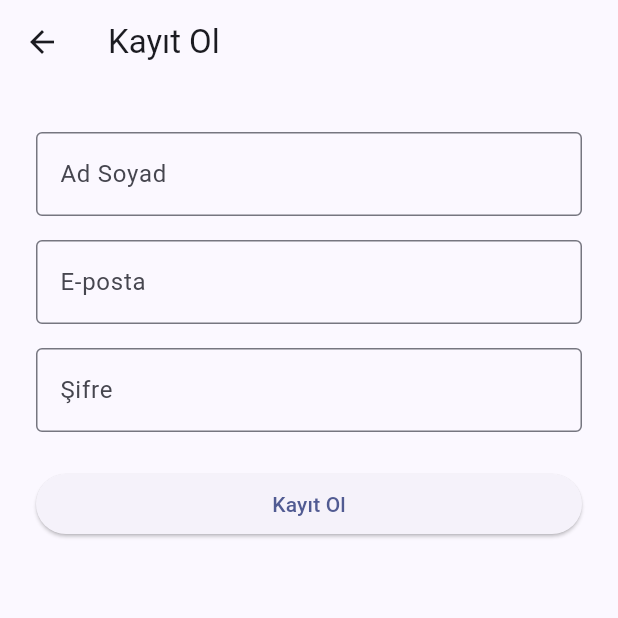
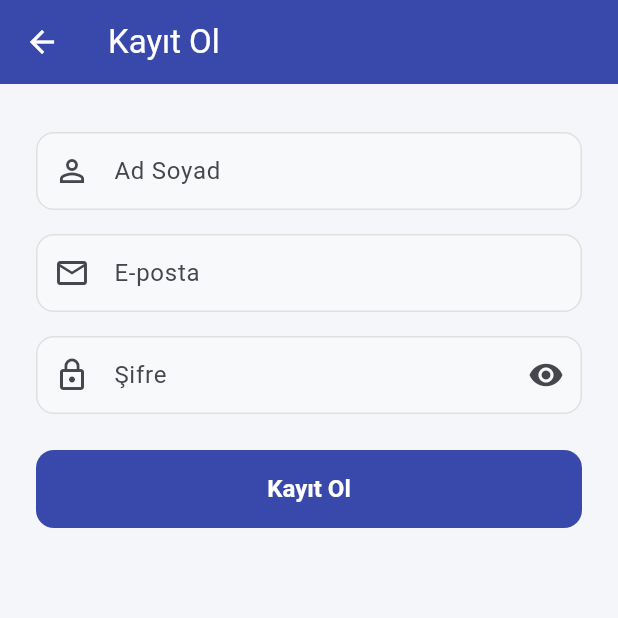
Before and after one commit to Fqtih77/243301058_FatihOzturk_Flutter_Proje_Sanal_Portfoy, a Flutter app: the screen it shows after launch, after a tap on "Hesabın yok mu? Kayıt ol", on a phone screen of 412 x 824 dp, the top half of it. Run offline on Flutter 3.47's test engine with Material 3 defaults, Android fonts, the phone set to English and light mode, and no system bars; our stand-ins replace cloud_firestore, firebase_auth, firebase_core, flutter_riverpod; accounts and stored records are empty.

Commit message:
feat: tema sistemi ve auth ekranları yenilendi
- Merkezi ThemeData tanımlandı (renk paleti, input, buton stilleri)
- Giriş ekranına gradient başlık, ikon alanı ve şifre toggle eklendi
- Kayıt ekranına alan ikonları ve şifre toggle eklendi

```diff
--- a/lib/ekranlar/giris_ekrani.dart
+++ b/lib/ekranlar/giris_ekrani.dart
@@ -15,6 +15,7 @@ class _GirisEkraniState extends ConsumerState<GirisEkrani> {
   final _emailKontrolcu = TextEditingController();
   final _sifreKontrolcu = TextEditingController();
   bool _yukleniyor = false;
+  bool _sifreGoster = false;
 
   @override
   void dispose() {
@@ -54,29 +55,66 @@ class _GirisEkraniState extends ConsumerState<GirisEkrani> {
   @override
   Widget build(BuildContext context) {
     return Scaffold(
-      body: SafeArea(
-        child: Padding(
+      body: Column(
+        children: [
+          Container(
+            width: double.infinity,
+            decoration: const BoxDecoration(
+              gradient: LinearGradient(
+                colors: [Color(0xFF3949AB), Color(0xFF1A237E)],
+                begin: Alignment.topLeft,
+                end: Alignment.bottomRight,
+              ),
+            ),
+            padding: EdgeInsets.fromLTRB(
+              24,
+              MediaQuery.of(context).padding.top + 48,
+              24,
+              40,
+            ),
+            child: Column(
+              crossAxisAlignment: CrossAxisAlignment.start,
+              children: [
+                Container(
+                  padding: const EdgeInsets.all(10),
+                  decoration: BoxDecoration(
+                    color: Colors.white.withValues(alpha: 0.2),
+                    borderRadius: BorderRadius.circular(12),
+                  ),
+                  child: const Icon(Icons.show_chart, color: Colors.white, size: 32),
+                ),
+                const SizedBox(height: 20),
+                const Text(
+                  'Sanal Portföy',
+                  style: TextStyle(
+                    color: Colors.white,
+                    fontSize: 28,
+                    fontWeight: FontWeight.bold,
+                  ),
+                ),
+                const SizedBox(height: 4),
+                const Text(
+                  'Hesabınıza giriş yapın',
+                  style: TextStyle(color: Colors.white70, fontSize: 14),
+                ),
+              ],
+            ),
+          ),
+          Expanded(
+            child: SingleChildScrollView(
               padding: const EdgeInsets.all(24),
               child: Form(
                 key: _formAnahtar,
                 child: Column(
-              mainAxisAlignment: MainAxisAlignment.center,
                   crossAxisAlignment: CrossAxisAlignment.start,
                   children: [
-                const Text(
-                  'Sanal Portföy',
-                  style: TextStyle(fontSize: 28, fontWeight: FontWeight.bold),
-                ),
                     const SizedBox(height: 8),
-                const Text('Hesabınıza giriş yapın',
-                    style: TextStyle(color: Colors.grey)),
-                const SizedBox(height: 32),
                     TextFormField(
                       controller: _emailKontrolcu,
                       keyboardType: TextInputType.emailAddress,
                       decoration: const InputDecoration(
                         labelText: 'E-posta',
-                    border: OutlineInputBorder(),
+                        prefixIcon: Icon(Icons.email_outlined),
                       ),
                       validator: (v) =>
                           v == null || v.isEmpty ? 'E-posta giriniz' : null,
@@ -84,10 +122,17 @@ class _GirisEkraniState extends ConsumerState<GirisEkrani> {
                     const SizedBox(height: 16),
                     TextFormField(
                       controller: _sifreKontrolcu,
-                  obscureText: true,
-                  decoration: const InputDecoration(
+                      obscureText: !_sifreGoster,
+                      decoration: InputDecoration(
                         labelText: 'Şifre',
-                    border: OutlineInputBorder(),
+                        prefixIcon: const Icon(Icons.lock_outline),
+                        suffixIcon: IconButton(
+                          icon: Icon(
+                            _sifreGoster ? Icons.visibility_off : Icons.visibility,
+                          ),
+                          onPressed: () =>
+                              setState(() => _sifreGoster = !_sifreGoster),
+                        ),
                       ),
                       validator: (v) =>
                           v == null || v.length < 6 ? 'En az 6 karakter giriniz' : null,
@@ -101,7 +146,10 @@ class _GirisEkraniState extends ConsumerState<GirisEkrani> {
                             ? const SizedBox(
                                 height: 20,
                                 width: 20,
-                            child: CircularProgressIndicator(strokeWidth: 2),
+                                child: CircularProgressIndicator(
+                                  strokeWidth: 2,
+                                  color: Colors.white,
+                                ),
                               )
                             : const Text('Giriş Yap'),
                       ),
@@ -121,6 +169,8 @@ class _GirisEkraniState extends ConsumerState<GirisEkrani> {
               ),
             ),
           ),
+        ],
+      ),
     );
   }
 }
--- a/lib/ekranlar/kayit_ekrani.dart
+++ b/lib/ekranlar/kayit_ekrani.dart
@@ -15,6 +15,7 @@ class _KayitEkraniState extends ConsumerState<KayitEkrani> {
   final _emailKontrolcu = TextEditingController();
   final _sifreKontrolcu = TextEditingController();
   bool _yukleniyor = false;
+  bool _sifreGoster = false;
 
   @override
   void dispose() {
@@ -68,7 +69,7 @@ class _KayitEkraniState extends ConsumerState<KayitEkrani> {
                 controller: _adKontrolcu,
                 decoration: const InputDecoration(
                   labelText: 'Ad Soyad',
-                  border: OutlineInputBorder(),
+                  prefixIcon: Icon(Icons.person_outline),
                 ),
                 validator: (v) =>
                     v == null || v.isEmpty ? 'Ad giriniz' : null,
@@ -79,7 +80,7 @@ class _KayitEkraniState extends ConsumerState<KayitEkrani> {
                 keyboardType: TextInputType.emailAddress,
                 decoration: const InputDecoration(
                   labelText: 'E-posta',
-                  border: OutlineInputBorder(),
+                  prefixIcon: Icon(Icons.email_outlined),
                 ),
                 validator: (v) =>
                     v == null || v.isEmpty ? 'E-posta giriniz' : null,
@@ -87,10 +88,17 @@ class _KayitEkraniState extends ConsumerState<KayitEkrani> {
               const SizedBox(height: 16),
               TextFormField(
                 controller: _sifreKontrolcu,
-                obscureText: true,
-                decoration: const InputDecoration(
+                obscureText: !_sifreGoster,
+                decoration: InputDecoration(
                   labelText: 'Şifre',
-                  border: OutlineInputBorder(),
+                  prefixIcon: const Icon(Icons.lock_outline),
+                  suffixIcon: IconButton(
+                    icon: Icon(
+                      _sifreGoster ? Icons.visibility_off : Icons.visibility,
+                    ),
+                    onPressed: () =>
+                        setState(() => _sifreGoster = !_sifreGoster),
+                  ),
                 ),
                 validator: (v) =>
                     v == null || v.length < 6 ? 'En az 6 karakter giriniz' : null,
@@ -104,7 +112,10 @@ class _KayitEkraniState extends ConsumerState<KayitEkrani> {
                       ? const SizedBox(
                           height: 20,
                           width: 20,
-                          child: CircularProgressIndicator(strokeWidth: 2),
+                          child: CircularProgressIndicator(
+                            strokeWidth: 2,
+                            color: Colors.white,
+                          ),
                         )
                       : const Text('Kayıt Ol'),
                 ),
--- a/lib/main.dart
+++ b/lib/main.dart
@@ -23,8 +23,62 @@ class UygulamaWidget extends ConsumerWidget {
       title: 'Sanal Portföy',
       debugShowCheckedModeBanner: false,
       theme: ThemeData(
-        colorScheme: ColorScheme.fromSeed(seedColor: Colors.indigo),
+        colorScheme: ColorScheme.fromSeed(
+          seedColor: const Color(0xFF3949AB),
+          brightness: Brightness.light,
+        ),
         useMaterial3: true,
+        scaffoldBackgroundColor: const Color(0xFFF4F6F9),
+        cardTheme: CardThemeData(
+          elevation: 0,
+          color: Colors.white,
+          shape: RoundedRectangleBorder(
+            borderRadius: BorderRadius.circular(12),
+          ),
+        ),
+        inputDecorationTheme: InputDecorationTheme(
+          filled: true,
+          fillColor: const Color(0xFFF8F9FA),
+          border: OutlineInputBorder(
+            borderRadius: BorderRadius.circular(12),
+            borderSide: const BorderSide(color: Color(0xFFE0E0E0)),
+          ),
+          enabledBorder: OutlineInputBorder(
+            borderRadius: BorderRadius.circular(12),
+            borderSide: const BorderSide(color: Color(0xFFE0E0E0)),
+          ),
+          focusedBorder: OutlineInputBorder(
+            borderRadius: BorderRadius.circular(12),
+            borderSide: const BorderSide(color: Color(0xFF3949AB), width: 2),
+          ),
+          errorBorder: OutlineInputBorder(
+            borderRadius: BorderRadius.circular(12),
+            borderSide: const BorderSide(color: Color(0xFFC62828)),
+          ),
+          focusedErrorBorder: OutlineInputBorder(
+            borderRadius: BorderRadius.circular(12),
+            borderSide: const BorderSide(color: Color(0xFFC62828), width: 2),
+          ),
+          contentPadding: const EdgeInsets.symmetric(horizontal: 16, vertical: 14),
+        ),
+        elevatedButtonTheme: ElevatedButtonThemeData(
+          style: ElevatedButton.styleFrom(
+            backgroundColor: const Color(0xFF3949AB),
+            foregroundColor: Colors.white,
+            minimumSize: const Size(double.infinity, 52),
+            shape: RoundedRectangleBorder(
+              borderRadius: BorderRadius.circular(12),
+            ),
+            textStyle: const TextStyle(fontSize: 16, fontWeight: FontWeight.w600),
+            elevation: 0,
+          ),
+        ),
+        appBarTheme: const AppBarTheme(
+          backgroundColor: Color(0xFF3949AB),
+          foregroundColor: Colors.white,
+          elevation: 0,
+          centerTitle: false,
+        ),
       ),
       home: authDurum.when(
         data: (kullanici) =>
```
Lines whose indentation alone changed are shown as unchanged.
